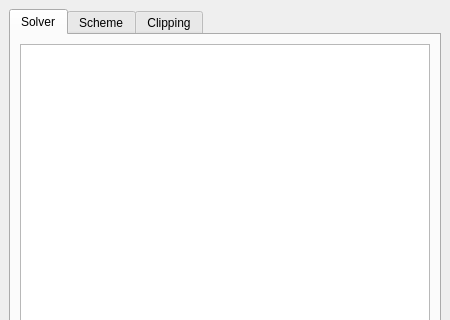
code-saturne/code_saturne, file python/code_saturne/gui/case/NumericalParamEquationForm.ui: the form before one commit; both pictures show x 0 to 450 and y 0 to 320 of the 450 by 472 pixel window.
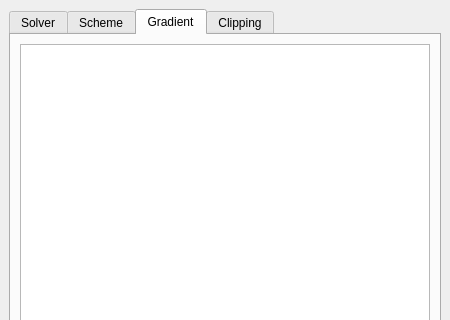
The form after the commit. The open tabs and pages were chosen to show the change.

Commit message: GUI: add selection of "per variable" gradient options.

Patch:
```diff
--- a/python/code_saturne/gui/case/NumericalParamEquationForm.ui
+++ b/python/code_saturne/gui/case/NumericalParamEquationForm.ui
@@ -117,6 +117,16 @@
        </item>
       </layout>
      </widget>
+     <widget class="QWidget" name="tab_gradient">
+      <attribute name="title">
+       <string>Gradient</string>
+      </attribute>
+      <layout class="QGridLayout" name="gridLayout">
+       <item row="0" column="0">
+        <widget class="QTableView" name="tableViewGradient"/>
+       </item>
+      </layout>
+     </widget>
      <widget class="QWidget" name="tab_clipping">
       <attribute name="title">
        <string>Clipping</string>
```
Left out of the diff: 4 changed lines with no effect on the pictures. The commit also changes 5 other files.
